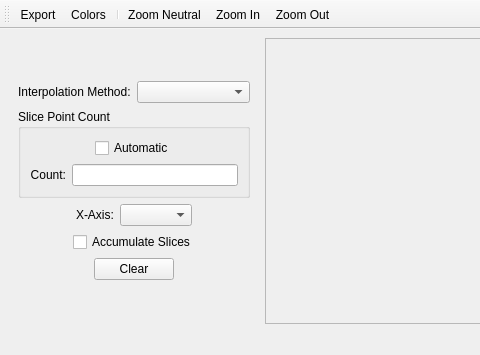
radio-astro/casa, file code/display/Slicer/SlicerMainWindow.ui: the form before one commit; both pictures show x 0 to 480 and y 0 to 355 of the 837 by 355 pixel window.
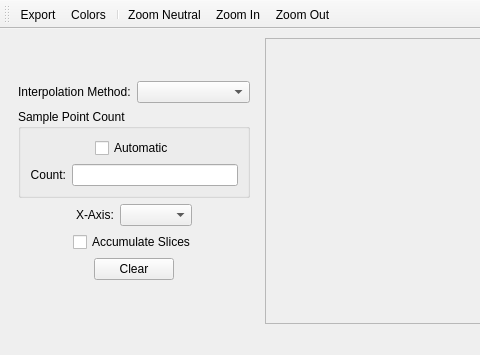
The form after the commit. Icons and pictures are not drawn.

Diff of the .ui file:
```diff
--- a/code/display/Slicer/SlicerMainWindow.ui
+++ b/code/display/Slicer/SlicerMainWindow.ui
@@ -66,7 +66,7 @@
        <item>
         <widget class="QGroupBox" name="pointCountGroupBox">
          <property name="title">
-          <string>Slice Point Count</string>
+          <string>Sample Point Count</string>
          </property>
          <layout class="QVBoxLayout" name="verticalLayout">
           <item>
```
Left out of the diff: 27 changed lines with no effect on the pictures.
